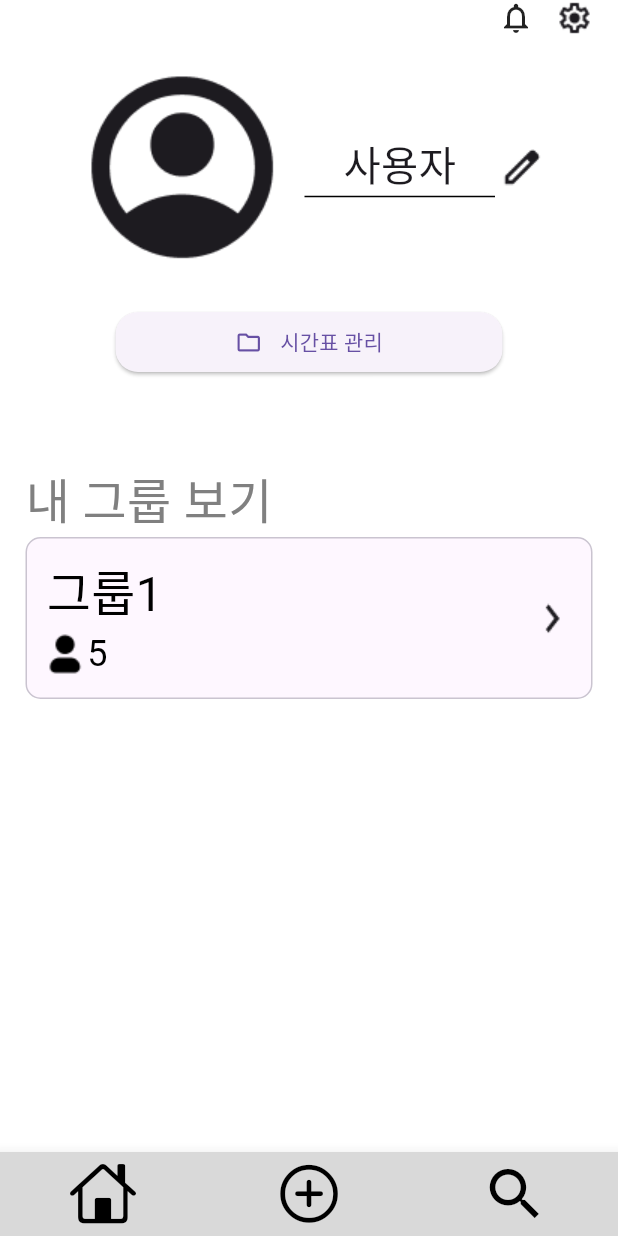
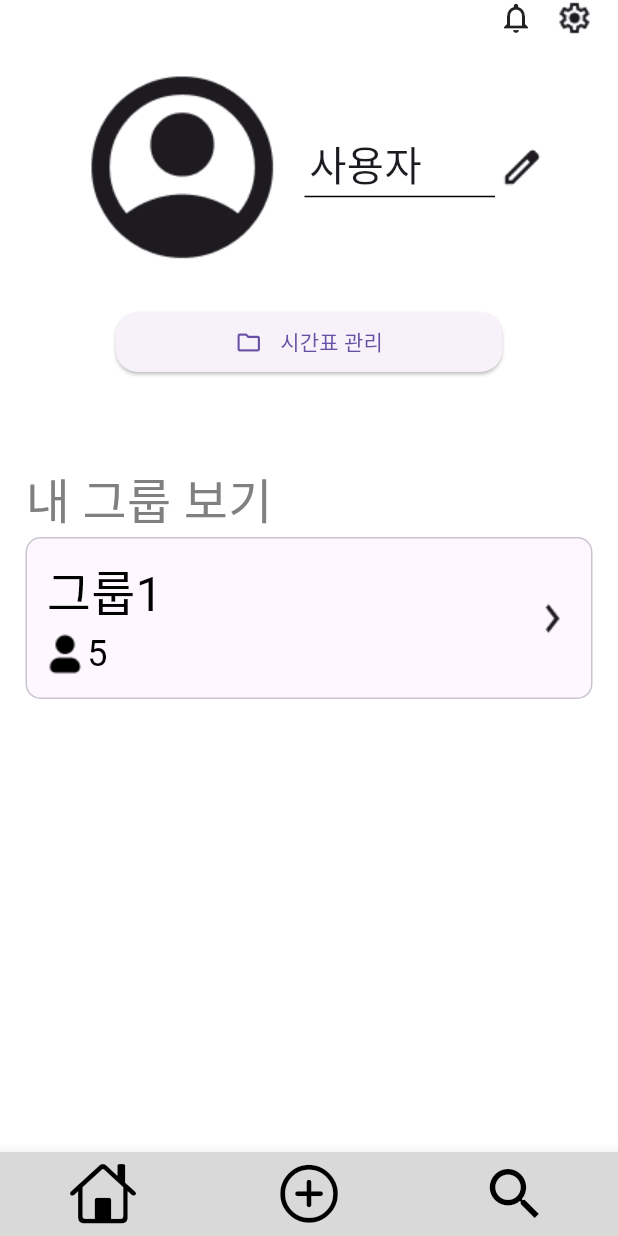
Before and after one commit to AIIA-GCU/VinTeum-FE, a Flutter app: the screen it shows after launch, on a phone screen of 412 x 824 dp. Run offline on Flutter 3.47's test engine with Material 3 defaults, Android fonts, the phone set to English and light mode, and no system bars; our stand-ins replace image_picker.

Commit message:
[chore] 간격 수정
- 닉네임 간격 수정

```diff
--- a/lib/Page/Home_Screen.dart
+++ b/lib/Page/Home_Screen.dart
@@ -13,8 +13,6 @@ class HomeScreen extends StatefulWidget {
 }
 
 class _HomeScreenState extends State<HomeScreen> {
-
-
   @override
   Widget build(BuildContext context) {
     List<Widget> data = [
@@ -41,8 +39,7 @@ class _HomeScreenState extends State<HomeScreen> {
                           },
                         );
                       },
-                      child: Image.asset("assets/img/settings.png")
-                  )
+                      child: Image.asset("assets/img/settings.png"))
                 ],
               ),
               Padding(
@@ -55,12 +52,21 @@ class _HomeScreenState extends State<HomeScreen> {
                     SizedBox(width: ratio.width * 6),
                     Expanded(
                       child: Column(
+                        crossAxisAlignment: CrossAxisAlignment.start,
                         children: [
+                          Row(
+                            children: [
+                              SizedBox(
+                                width: ratio.width * 6,
+                              ),
                               Text("사용자",
                                   style: TextStyle(
                                     fontSize: 27,
                                   )),
-                          Divider(height: 5,
+                            ],
+                          ),
+                          Divider(
+                              height: 5,
                               thickness: 1,
                               indent: 3,
                               endIndent: 3,
@@ -68,7 +74,6 @@ class _HomeScreenState extends State<HomeScreen> {
                         ],
                       ),
                     ),
-
                     InkWell(
                         onTap: () {
                           showDialog(
@@ -93,7 +98,8 @@ class _HomeScreenState extends State<HomeScreen> {
                       Navigator.push(
                           context,
                           MaterialPageRoute(
-                              builder: (context) => TimetableScreen(selected: false)));
+                              builder: (context) =>
+                                  TimetableScreen(selected: false)));
                     },
                     child: Row(
                       mainAxisAlignment: MainAxisAlignment.center,
@@ -101,7 +107,6 @@ class _HomeScreenState extends State<HomeScreen> {
                         Icon(Icons.folder_outlined),
                         SizedBox(width: ratio.width * 12),
                         Text("시간표 관리"),
-
                       ],
                     )),
               ),
```
Lines whose indentation alone changed are shown as unchanged.
